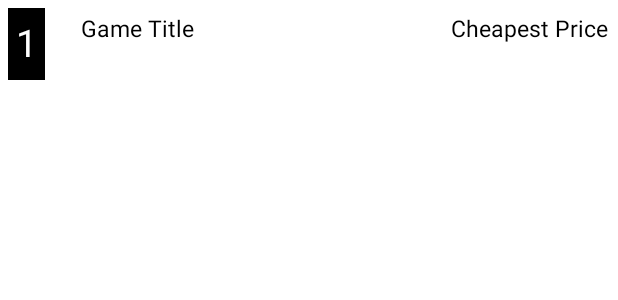
After one commit to AND101-Group15/digitalGameDeals, an Android app: the layout game_item.xml on its own in the app's theme, with its tools: preview values and no code run, on a phone screen of 412 x 824 dp. The commit adds this screen. Shown: the top 300 px of the screen. Run offline under Robolectric (Android 15) with nearby library versions, the phone set to English and light mode, and no system bars.

Commit message:
adding GameAdapter and rv XML

```diff
--- a/app/src/main/java/com/example/digitalgamedeals/MainActivity.kt
+++ b/app/src/main/java/com/example/digitalgamedeals/MainActivity.kt
@@ -47,7 +47,7 @@ class MainActivity : AppCompatActivity() {
             getGameInfo(search)
 
 
-            val adapter = GameAdapter(gameTitleList, gamePriceList)
+            val adapter = GameAdapter(gameTitleList, gamePriceList, gameIDList)
             rvGame.adapter = adapter
             rvGame.layoutManager = LinearLayoutManager(this@MainActivity)
             rvGame.setVisibility(View.VISIBLE)
@@ -86,7 +86,7 @@ class MainActivity : AppCompatActivity() {
                     gameTitleList.add(title)
                     val cheapestPrice  = jsonObject.getString("cheapest")
                     gamePriceList.add(cheapestPrice)
-                    val gameID  = jsonObject.getString("steamAppID")
+                    val gameID  = jsonObject.getString("gameID")
                     gameIDList.add(gameID)
                 }
 
--- a/app/src/main/res/layout/activity_main.xml
+++ b/app/src/main/res/layout/activity_main.xml
@@ -30,7 +30,8 @@
         android:id="@+id/game_list"
         android:layout_width="match_parent"
         android:layout_height="match_parent"
-        android:layout_marginTop="116dp" />
+        android:layout_marginTop="116dp"
+        />
 
 
 </androidx.constraintlayout.widget.ConstraintLayout>
--- /dev/null
+++ b/app/src/main/res/layout/game_item.xml
@@ -0,0 +1,56 @@
+<?xml version="1.0" encoding="utf-8"?>
+<androidx.constraintlayout.widget.ConstraintLayout xmlns:android="http://schemas.android.com/apk/res/android"
+    xmlns:app="http://schemas.android.com/apk/res-auto"
+    xmlns:tools="http://schemas.android.com/tools"
+    android:layout_width="match_parent"
+    android:layout_height="wrap_content"
+    android:outlineAmbientShadowColor="@color/black">
+
+    <TextView
+        android:id="@+id/game_number"
+        android:layout_width="wrap_content"
+        android:layout_height="48dp"
+        android:layout_margin="5dp"
+        android:layout_marginStart="4dp"
+        android:background="@color/black"
+        android:padding="5dp"
+        android:text="1"
+        android:textAlignment="center"
+        android:textColor="@color/white"
+        android:textSize="25sp"
+        app:layout_constraintBottom_toBottomOf="parent"
+        app:layout_constraintStart_toStartOf="parent"
+        app:layout_constraintTop_toTopOf="parent"
+        app:layout_constraintVertical_bias="0.36" />
+
+    <TextView
+        android:id="@+id/game_title"
+        android:layout_width="231dp"
+        android:layout_height="43dp"
+        android:layout_marginStart="24dp"
+        android:inputType="textMultiLine"
+        android:scrollHorizontally="false"
+        android:text="Game Title"
+        android:textColor="@color/black"
+        android:textSize="15sp"
+        app:layout_constraintBottom_toBottomOf="parent"
+        app:layout_constraintStart_toEndOf="@+id/game_number"
+        app:layout_constraintTop_toTopOf="parent" />
+
+    <TextView
+        android:id="@+id/game_price"
+        android:layout_width="wrap_content"
+        android:layout_height="wrap_content"
+        android:layout_margin="5dp"
+        android:layout_marginStart="56dp"
+        android:layout_marginBottom="8dp"
+        android:text="Cheapest Price"
+        android:textSize="15sp"
+        android:textColor="@color/black"
+        app:layout_constraintBaseline_toBaselineOf="@id/game_title"
+        app:layout_constraintBottom_toBottomOf="parent"
+        app:layout_constraintEnd_toEndOf="parent"
+        app:layout_constraintHorizontal_bias="0.898"
+        app:layout_constraintStart_toEndOf="@+id/game_title" />
+
+</androidx.constraintlayout.widget.ConstraintLayout>
```
Also changed, not shown: app/src/main/java/com/example/digitalgamedeals/GameAdapter.kt (added, +46 -0 lines).
